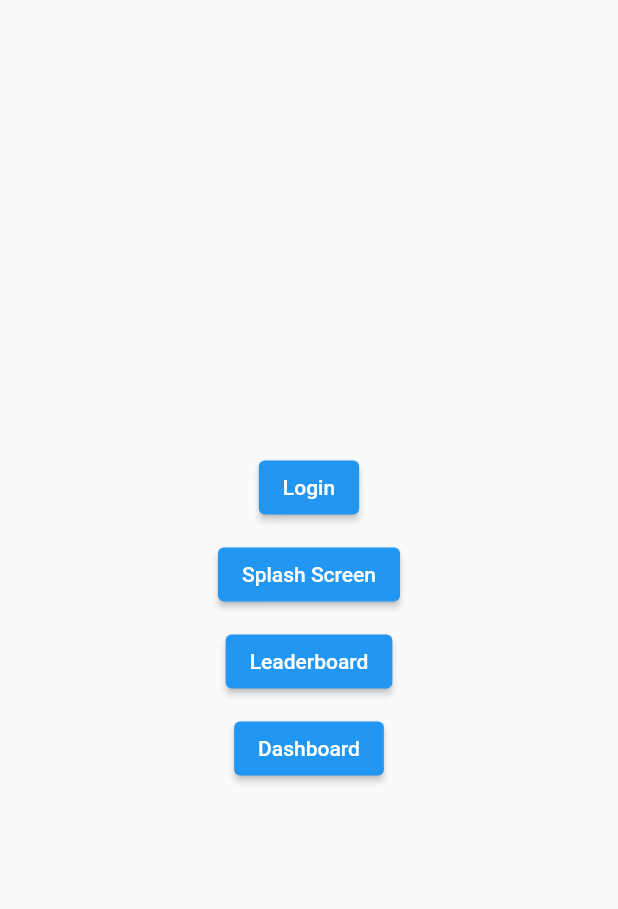
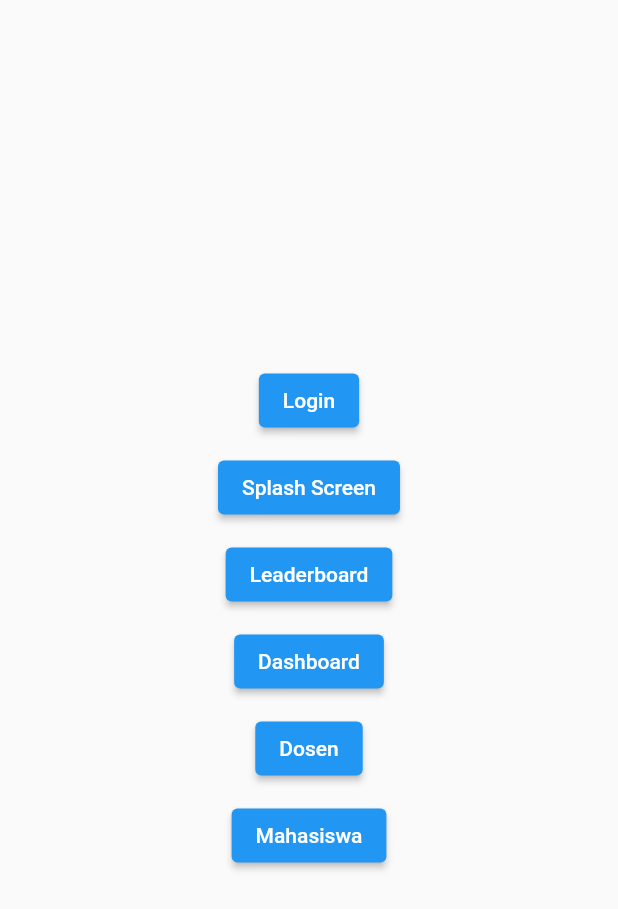
Before and after one commit to vegatama/CIIS-UPI, a Flutter app: the screen it shows after launch, on a phone screen of 412 x 824 dp. Shown: the top 909 px of the screen. Run offline on Flutter 3.47's test engine with Material 2 defaults, Android fonts, the phone set to English and light mode, and no system bars; our stand-ins replace bubble_tab_indicator, charts_flutter, percent_indicator, pie_chart.

Commit message:
Update main
Menambahkan navigasi

```diff
--- a/lib/main.dart
+++ b/lib/main.dart
@@ -1,4 +1,6 @@
 import 'package:flutter/material.dart';
+import 'DosenPage.dart';
+import 'MahasiswaPage.dart';
 import 'splash-screen.dart';
 import 'Leaderboard.dart';
 import 'Dashboard.dart';
@@ -75,6 +77,28 @@ class MyHome extends StatelessWidget {
                       }));
                     }),
               ),
+              Padding(
+                padding: EdgeInsets.all(5),
+                child: ElevatedButton(
+                    child: Text('Dosen'),
+                    onPressed: () {
+                      Navigator.of(context)
+                          .push(MaterialPageRoute(builder: (context) {
+                        return DosenPage();
+                      }));
+                    }),
+              ),
+              Padding(
+                padding: EdgeInsets.all(5),
+                child: ElevatedButton(
+                    child: Text('Mahasiswa'),
+                    onPressed: () {
+                      Navigator.of(context)
+                          .push(MaterialPageRoute(builder: (context) {
+                        return MahasiswaPage();
+                      }));
+                    }),
+              ),
             ],
           ),
         ),
```
